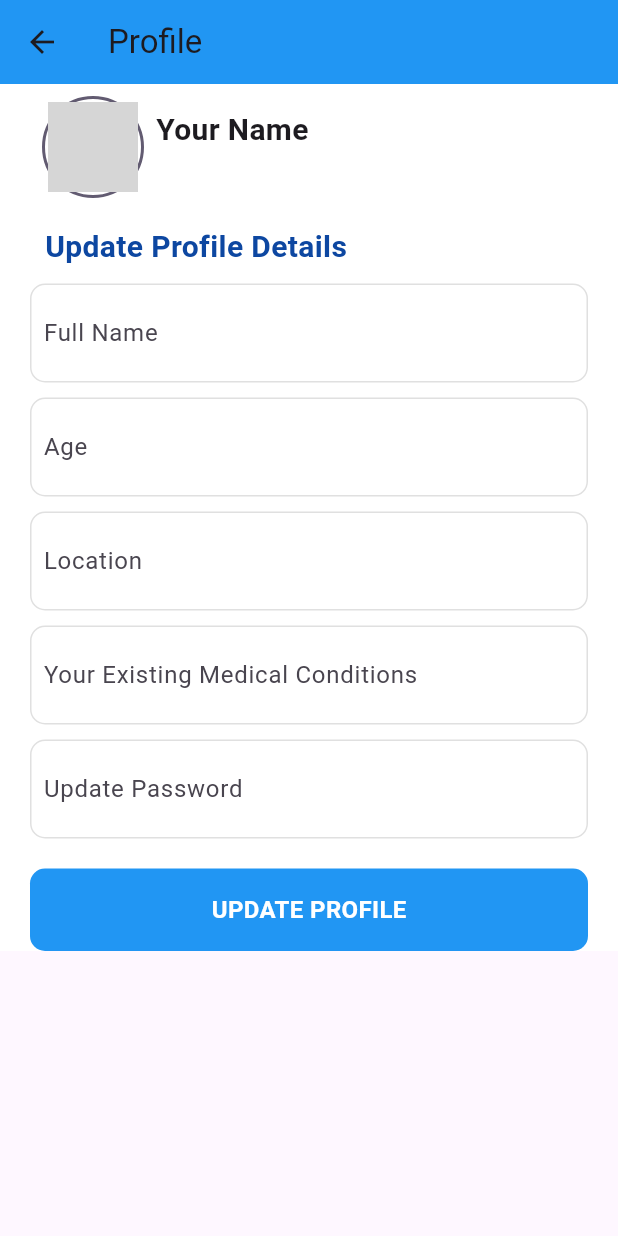
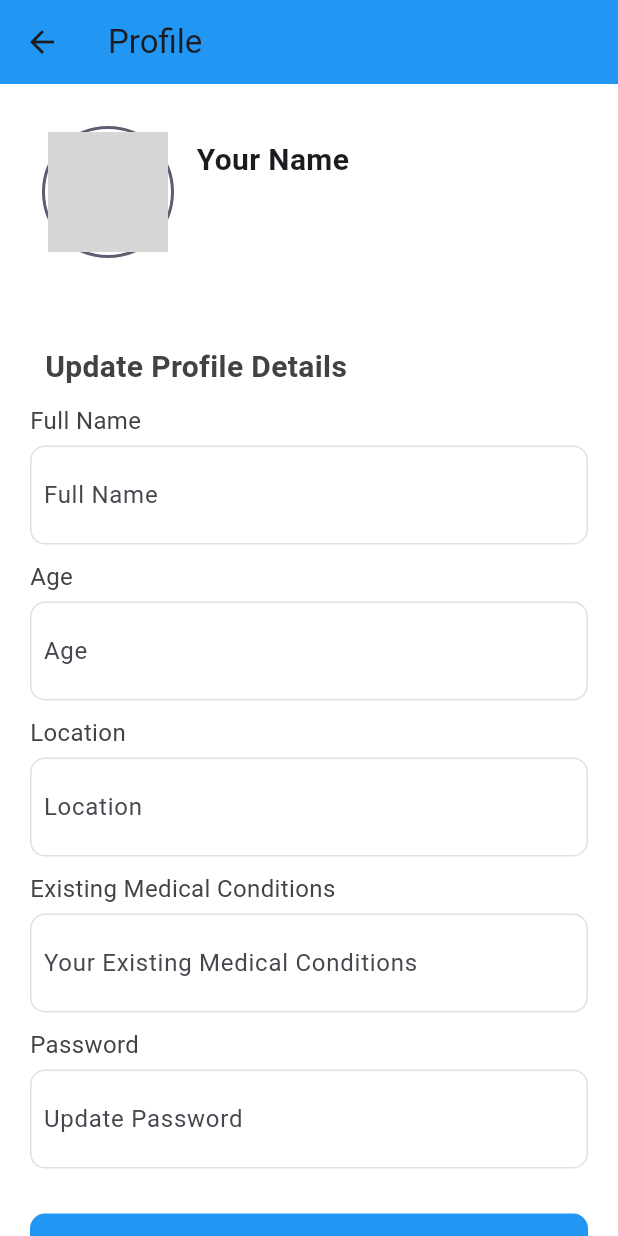
Before and after one commit to makuachteny/mobile-dev, a Flutter app: the screen it shows after launch, after a tap on "Sign in with Google", after a tap on the "menu" icon, after a tap on "Profile", on a phone screen of 412 x 824 dp. Run offline on Flutter 3.47's test engine with Material 3 defaults, Android fonts, the phone set to English and light mode, and no system bars; our stand-ins replace cloud_firestore, firebase_auth, firebase_core, firebase_storage, flutter_signin_button, google_sign_in and 3 more; missing offline and left inert: zego_uikit_prebuilt_video_conference; accounts and stored records are empty; network calls fail; grey boxes are pictures that could not be loaded.

Commit message:
final profile page updates

```diff
--- a/afya_chapchap/lib/Screens/profile.dart
+++ b/afya_chapchap/lib/Screens/profile.dart
@@ -175,7 +175,7 @@ class _ProfilePageState extends State<ProfilePage> {
       ),
       body: SingleChildScrollView(
         child: Container(
-          padding: const EdgeInsets.symmetric(horizontal: 20), // Added padding
+          padding: const EdgeInsets.symmetric(horizontal: 20, vertical: 20),
           color: Colors.white,
           child: Column(
             crossAxisAlignment: CrossAxisAlignment.start,
@@ -225,7 +225,7 @@ class _ProfilePageState extends State<ProfilePage> {
                           ),
                         ),
                         child: CircleAvatar(
-                          radius: 30,
+                          radius: 40,
                           backgroundColor: Colors.white,
                           backgroundImage: _image != null
                               ? FileImage(_image!)
@@ -235,7 +235,7 @@ class _ProfilePageState extends State<ProfilePage> {
                         ),
                       ),
                     ),
-                    const SizedBox(width: 8),
+                    const SizedBox(width: 15),
                     Expanded(
                       child: Padding(
                         padding: const EdgeInsets.only(top: 8.0),
@@ -253,119 +253,54 @@ class _ProfilePageState extends State<ProfilePage> {
                   ],
                 ),
               ),
-              const SizedBox(height: 10),
-              Padding(
-                padding: const EdgeInsets.symmetric(horizontal: 10), // Added padding
+              const SizedBox(height: 50),
+              const Padding(
+                padding: EdgeInsets.symmetric(horizontal: 10),
                 child: Text(
                   'Update Profile Details',
                   style: TextStyle(
                     fontSize: 20,
-                    color: Colors.blue[900],
+                    color: Color(0xFF424242),
                     fontWeight: FontWeight.bold,
                   ),
                 ),
               ),
               const SizedBox(height: 10),
-              Container(
-                padding: const EdgeInsets.all(8), // Reduced padding
-                decoration: BoxDecoration(
-                  color: Colors.white,
-                  borderRadius: BorderRadius.circular(10),
-                  border: Border.all(
-                    color: const Color(0xFFE0E0E0),
-                    width: 1,
+              Column(
+                crossAxisAlignment: CrossAxisAlignment.start,
+                children: [
+                  _buildTextFieldWithLabel(
+                    label: 'Full Name',
+                    controller: _fullNameController,
+                    placeholder: 'Full Name',
                   ),
-                ),
-                child: TextField(
-                  controller: _fullNameController,
-                  decoration: const InputDecoration(
-                    hintText: 'Full Name',
-                    border: InputBorder.none,
+                  _buildTextFieldWithLabel(
+                    label: 'Age',
+                    controller: _ageController,
+                    placeholder: 'Age',
                   ),
-                ),
-              ),
-              const SizedBox(height: 10),
-              Container(
-                padding: const EdgeInsets.all(8), // Reduced padding
-                decoration: BoxDecoration(
-                  color: Colors.white,
-                  borderRadius: BorderRadius.circular(10),
-                  border: Border.all(
-                    color: const Color(0xFFE0E0E0),
-                    width: 1,
+                  _buildTextFieldWithLabel(
+                    label: 'Location',
+                    controller: _locationController,
+                    placeholder: 'Location',
                   ),
-                ),
-                child: TextField(
-                  controller: _ageController,
-                  decoration: const InputDecoration(
-                    hintText: 'Age',
-                    border: InputBorder.none,
+                  _buildTextFieldWithLabel(
+                    label: 'Existing Medical Conditions',
+                    controller: _medicalConditionsController,
+                    placeholder: 'Your Existing Medical Conditions',
                   ),
-                ),
-              ),
-              const SizedBox(height: 10),
-              Container(
-                padding: const EdgeInsets.all(8), // Reduced padding
-                decoration: BoxDecoration(
-                  color: Colors.white,
-                  borderRadius: BorderRadius.circular(10),
-                  border: Border.all(
-                    color: const Color(0xFFE0E0E0),
-                    width: 1,
+                  _buildTextFieldWithLabel(
+                    label: 'Password',
+                    controller: _passwordController,
+                    placeholder: 'Update Password',
                   ),
-                ),
-                child: TextField(
-                  controller: _locationController,
-                  decoration: const InputDecoration(
-                    hintText: 'Location',
-                    border: InputBorder.none,
-                  ),
-                ),
-              ),
-              const SizedBox(height: 10),
-              Container(
-                padding: const EdgeInsets.all(8), // Reduced padding
-                decoration: BoxDecoration(
-                  color: Colors.white,
-                  borderRadius: BorderRadius.circular(10),
-                  border: Border.all(
-                    color: const Color(0xFFE0E0E0),
-                    width: 1,
-                  ),
-                ),
-                child: TextField(
-                  controller: _medicalConditionsController,
-                  decoration: const InputDecoration(
-                    hintText: 'Your Existing Medical Conditions',
-                    border: InputBorder.none,
-                  ),
-                ),
-              ),
-              const SizedBox(height: 10),
-              Container(
-                padding: const EdgeInsets.all(8), // Reduced padding
-                decoration: BoxDecoration(
-                  color: Colors.white,
-                  borderRadius: BorderRadius.circular(10),
-                  border: Border.all(
-                    color: const Color(0xFFE0E0E0),
-                    width: 1,
-                  ),
-                ),
-                child: TextField(
-                  controller: _passwordController,
-                  obscureText: true,
-                  decoration: const InputDecoration(
-                    hintText: 'Update Password',
-                    border: InputBorder.none,
-                  ),
-                ),
+                ],
               ),
               const SizedBox(height: 20),
               GestureDetector(
                 onTap: _updateProfile,
                 child: Container(
-                  padding: const EdgeInsets.all(16),
+                  padding: const EdgeInsets.symmetric(vertical: 16),
                   decoration: BoxDecoration(
                     color: Colors.blue,
                     borderRadius: BorderRadius.circular(10),
@@ -382,10 +317,51 @@ class _ProfilePageState extends State<ProfilePage> {
                   ),
                 ),
               ),
+              const SizedBox(height: 20),
             ],
           ),
         ),
       ),
     );
   }
+
+  Widget _buildTextFieldWithLabel({
+    required String label,
+    required TextEditingController controller,
+    required String placeholder,
+  }) {
+    return Column(
+      crossAxisAlignment: CrossAxisAlignment.start,
+      children: [
+        Text(
+          label,
+          style: const TextStyle(
+            fontSize: 16,
+            color: Color(0xFF424242),
+            fontWeight: FontWeight.normal,
+          ),
+        ),
+        const SizedBox(height: 5),
+        Container(
+          padding: const EdgeInsets.all(8),
+          decoration: BoxDecoration(
+            color: Colors.white,
+            borderRadius: BorderRadius.circular(10),
+            border: Border.all(
+              color: const Color(0xFFE0E0E0),
+              width: 1,
+            ),
+          ),
+          child: TextField(
+            controller: controller,
+            decoration: InputDecoration(
+              hintText: placeholder,
+              border: InputBorder.none,
+            ),
+          ),
+        ),
+        const SizedBox(height: 10),
+      ],
+    );
+  }
 }
```
